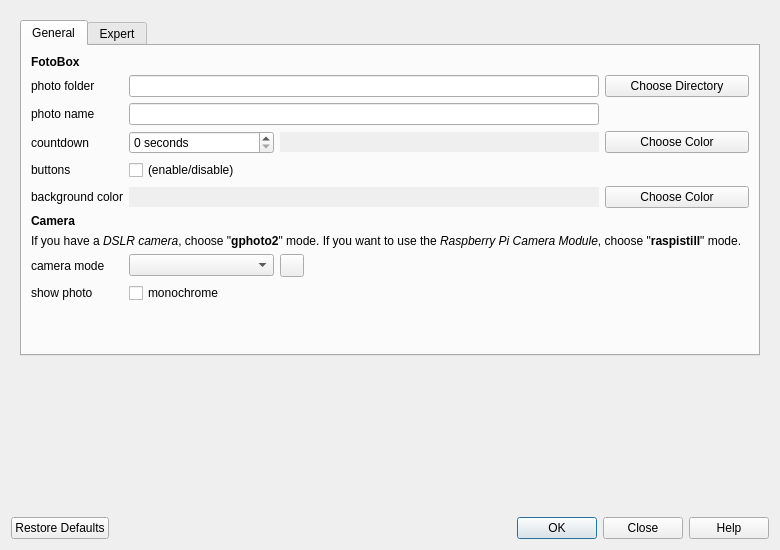
Before: the Qt Designer form forms/preferences.ui in tomikais/fotobox, drawn with Qt 5.
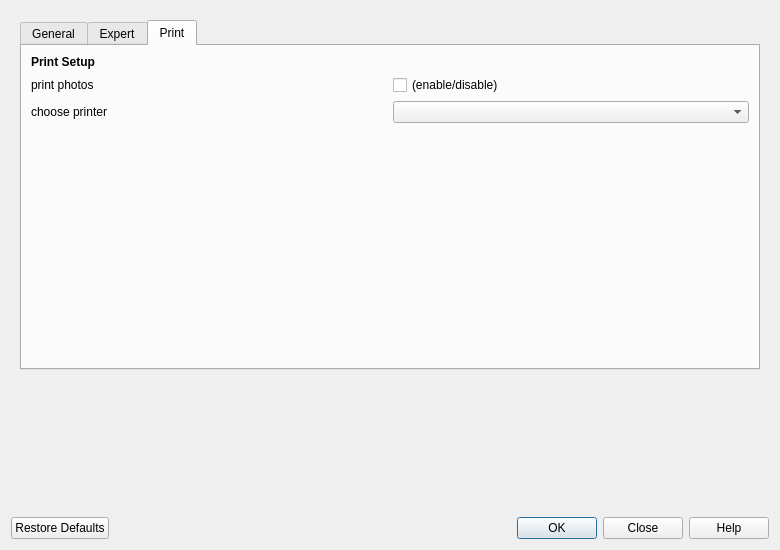
After: the same form once the commit is applied. The open tabs and pages were chosen to show the change.

Commit message: "Print" tab (enable/disable print, choose printer)

Patch:
```diff
--- a/forms/preferences.ui
+++ b/forms/preferences.ui
@@ -42,8 +42,8 @@
        <rect>
         <x>0</x>
         <y>0</y>
-        <width>762</width>
-        <height>503</height>
+        <width>756</width>
+        <height>486</height>
        </rect>
       </property>
       <property name="mouseTracking">
@@ -469,6 +469,67 @@
            </item>
           </layout>
          </widget>
+         <widget class="QWidget" name="tabPrint">
+          <attribute name="title">
+           <string>Print</string>
+          </attribute>
+          <layout class="QVBoxLayout" name="verticalLayoutTabPrint">
+           <item>
+            <layout class="QGridLayout" name="gridLayoutTabPrint">
+             <item row="2" column="0">
+              <widget class="QLabel" name="lblPrinterName">
+               <property name="text">
+                <string>choose printer</string>
+               </property>
+              </widget>
+             </item>
+             <item row="2" column="1">
+              <widget class="QComboBox" name="cmbPrinterName"/>
+             </item>
+             <item row="0" column="0">
+              <widget class="QLabel" name="lblPrintSetup">
+               <property name="font">
+                <font>
+                 <weight>75</weight>
+                 <bold>true</bold>
+                </font>
+               </property>
+               <property name="text">
+                <string>Print Setup</string>
+               </property>
+              </widget>
+             </item>
+             <item row="1" column="0">
+              <widget class="QLabel" name="lblPrint">
+               <property name="text">
+                <string>print photos</string>
+               </property>
+              </widget>
+             </item>
+             <item row="1" column="1">
+              <widget class="QCheckBox" name="chbPrint">
+               <property name="text">
+                <string>(enable/disable)</string>
+               </property>
+              </widget>
+             </item>
+            </layout>
+           </item>
+           <item>
+            <spacer name="verticalSpacerTabPrint">
+             <property name="orientation">
+              <enum>Qt::Vertical</enum>
+             </property>
+             <property name="sizeHint" stdset="0">
+              <size>
+               <width>20</width>
+               <height>40</height>
+              </size>
+             </property>
+            </spacer>
+           </item>
+          </layout>
+         </widget>
         </widget>
        </item>
        <item>
```
The commit also changes 12 other files.
